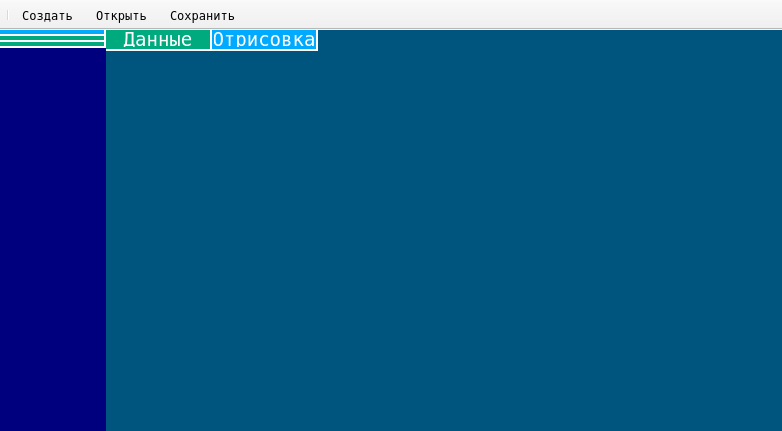
Above: ssopromatcad.ui from shotInLeg/SSopromatCAD before the change. Below: the same form after it.
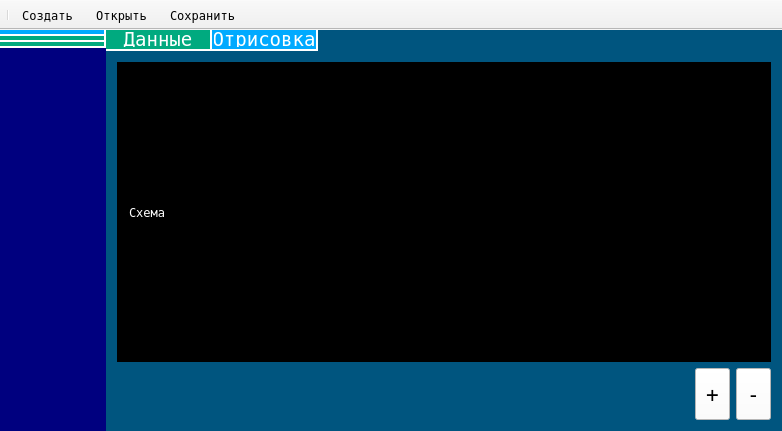
That is the form after the change. The open tabs and pages were chosen to show the change. Icons and pictures are not drawn.

The edit to the form file:
```diff
--- a/ssopromatcad.ui
+++ b/ssopromatcad.ui
@@ -530,7 +530,78 @@
            <attribute name="title">
             <string>Отрисовка</string>
            </attribute>
-           <layout class="QVBoxLayout" name="verticalLayout_5"/>
+           <layout class="QVBoxLayout" name="verticalLayout_5">
+            <item>
+             <widget class="QScrollArea" name="scrollArea">
+              <property name="styleSheet">
+               <string notr="true">background-color: rgb(0, 0, 0);
+color: rgb(255, 255, 255);</string>
+              </property>
+              <property name="widgetResizable">
+               <bool>true</bool>
+              </property>
+              <widget class="QWidget" name="scrollAreaWidgetContents">
+               <property name="geometry">
+                <rect>
+                 <x>0</x>
+                 <y>0</y>
+                 <width>652</width>
+                 <height>294</height>
+                </rect>
+               </property>
+               <layout class="QVBoxLayout" name="verticalLayout_9">
+                <item>
+                 <widget class="QLabel" name="label">
+                  <property name="maximumSize">
+                   <size>
+                    <width>16777215</width>
+                    <height>20</height>
+                   </size>
+                  </property>
+                  <property name="text">
+                   <string>Схема</string>
+                  </property>
+                 </widget>
+                </item>
+                <item>
+                 <layout class="QVBoxLayout" name="renderLayout"/>
+                </item>
+               </layout>
+              </widget>
+             </widget>
+            </item>
+            <item>
+             <layout class="QHBoxLayout" name="horizontalLayout_5">
+              <item>
+               <spacer name="horizontalSpacer_5">
+                <property name="orientation">
+                 <enum>Qt::Horizontal</enum>
+                </property>
+                <property name="sizeHint" stdset="0">
+                 <size>
+                  <width>40</width>
+                  <height>20</height>
+                 </size>
+                </property>
+               </spacer>
+              </item>
+              <item>
+               <widget class="QPushButton" name="bUpScale">
+                <property name="text">
+                 <string>+</string>
+                </property>
+               </widget>
+              </item>
+              <item>
+               <widget class="QPushButton" name="bDownScale">
+                <property name="text">
+                 <string>-</string>
+                </property>
+               </widget>
+              </item>
+             </layout>
+            </item>
+           </layout>
           </widget>
          </widget>
         </item>
```
Left out of the diff: 4 changed lines with no effect on the pictures.
